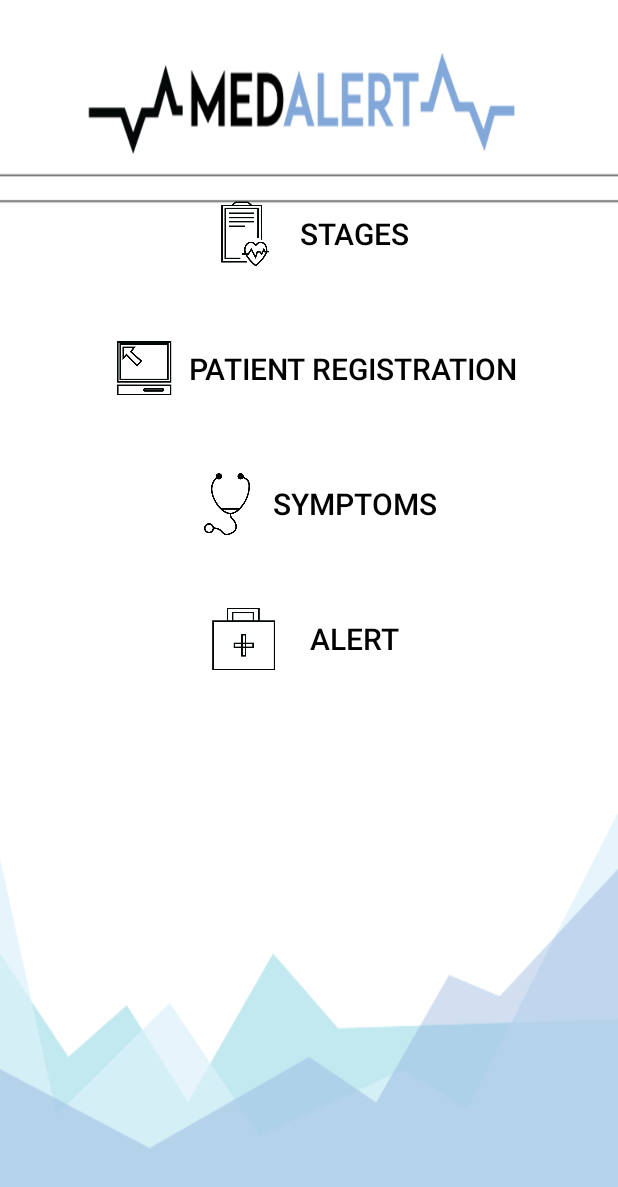
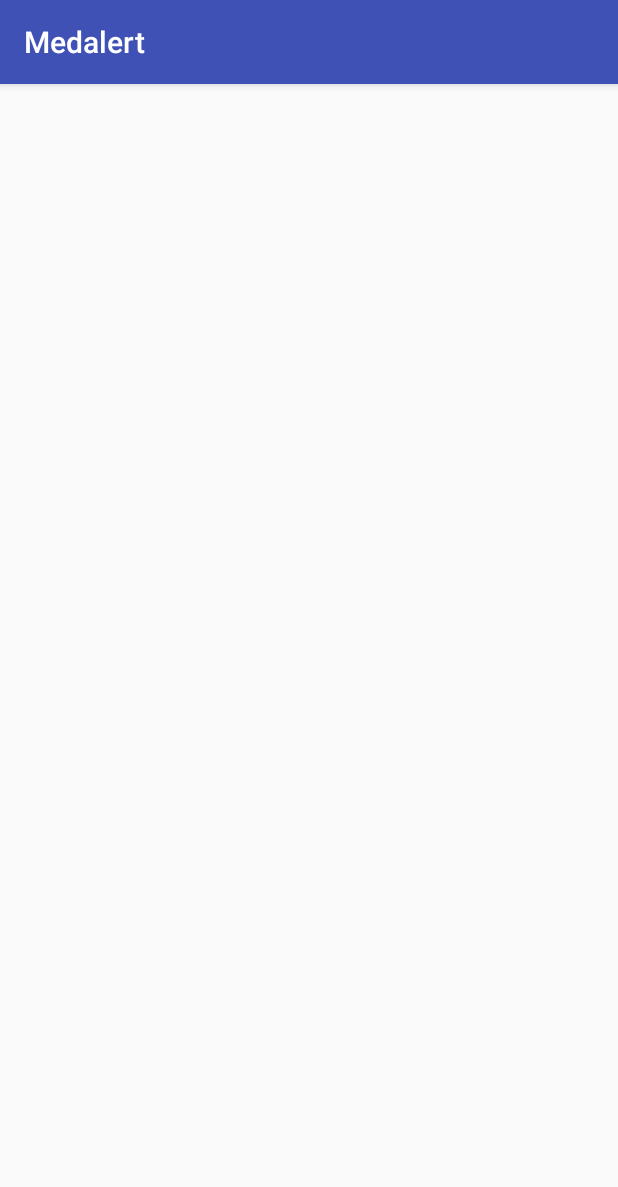
Before and after one commit to DongJunJin/MedAlert, an Android app: the screen it shows after launch (MainActivity before the commit, Stages after it), after a tap on "STAGES", on a phone screen of 412 x 824 dp. Shown: the top 1187 px of the screen. Run offline under Robolectric (Android 15) with nearby library versions, the phone set to English and light mode, and no system bars.

Commit message:
added stages button

```diff
--- a/app/src/main/AndroidManifest.xml
+++ b/app/src/main/AndroidManifest.xml
@@ -17,9 +17,10 @@
             </intent-filter>
         </activity>
 
-        <activity android:name=".PatientRegistration">
+        <activity android:name=".Stages"></activity>
 
-        </activity>
+        <activity android:name=".PatientRegistration"></activity>
+
     </application>
 
 </manifest>
--- a/app/src/main/java/com/example/andrew/medalert/MainActivity.java
+++ b/app/src/main/java/com/example/andrew/medalert/MainActivity.java
@@ -18,11 +18,13 @@ public class MainActivity extends AppCompatActivity {
         Button stages = (Button) findViewById(R.id.stages);
         Button pReg = (Button) findViewById(R.id.pReg);
         Button symptoms = (Button) findViewById(R.id.symptoms);
-        Button messages = (Button) findViewById(R.id.alert);
+        Button alert = (Button) findViewById(R.id.alert);
 
         stages.setOnClickListener(new View.OnClickListener(){
             @Override
             public void onClick(View v){
+                Intent intent = new Intent(v.getContext(), Stages.class);
+                startActivity(intent);
 
             }
         });
@@ -38,11 +40,12 @@ public class MainActivity extends AppCompatActivity {
         symptoms.setOnClickListener(new View.OnClickListener(){
             @Override
             public void onClick(View v){
-
+                Intent intent = new Intent(v.getContext(), Stages.class);
+                startActivity(intent);
             }
         });
 
-        messages.setOnClickListener(new View.OnClickListener(){
+        alert.setOnClickListener(new View.OnClickListener(){
             @Override
             public void onClick(View v){
 
--- /dev/null
+++ b/app/src/main/java/com/example/andrew/medalert/Stages.java
@@ -0,0 +1,16 @@
+package com.example.andrew.medalert;
+
+import android.os.Bundle;
+import android.support.v7.app.AppCompatActivity;
+
+/**
+ * Created by andrew on 11/26/16.
+ */
+
+public class Stages extends AppCompatActivity {
+    @Override
+    protected void onCreate(Bundle savedInstanceState){
+        super.onCreate(savedInstanceState);
+        setContentView(R.layout.stages);
+    }
+}
--- /dev/null
+++ b/app/src/main/res/layout/stages.xml
@@ -0,0 +1,6 @@
+<?xml version="1.0" encoding="utf-8"?>
+<LinearLayout xmlns:android="http://schemas.android.com/apk/res/android"
+    android:orientation="vertical" android:layout_width="match_parent"
+    android:layout_height="match_parent">
+
+</LinearLayout>
```
